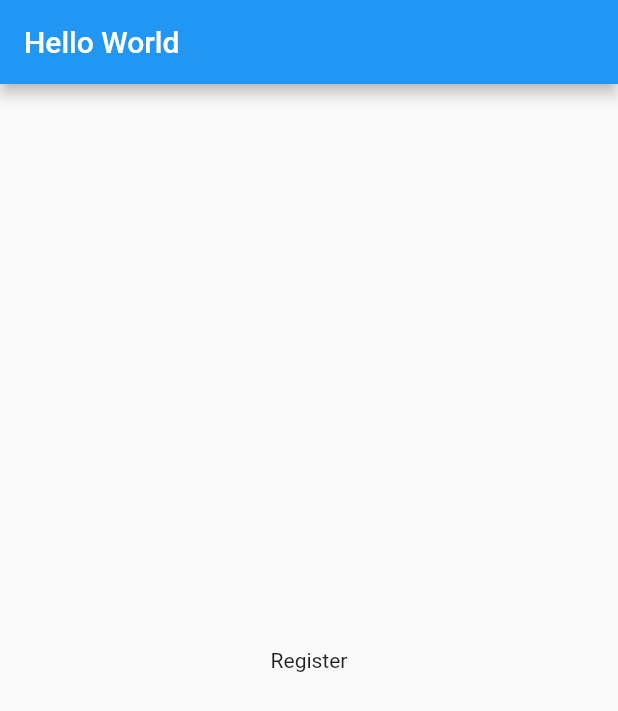
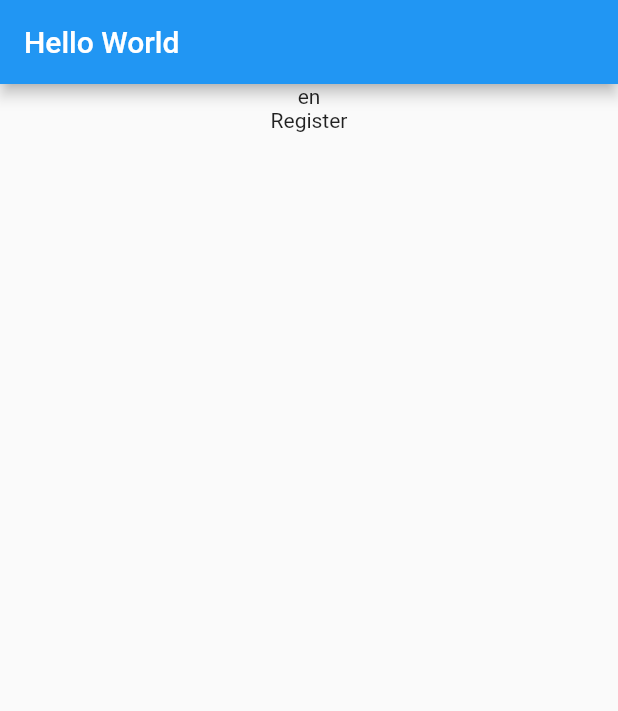
Before and after one commit to ManuelaGar/international_app, a Flutter app: the screen it shows after launch, on a phone screen of 412 x 824 dp. Shown: the top 711 px of the screen. Run offline on Flutter 3.47's test engine with Material 2 defaults, Android fonts, the phone set to English and light mode, and no system bars.

Commit message:
Fix default language to english

```diff
--- a/lib/main.dart
+++ b/lib/main.dart
@@ -17,8 +17,8 @@ class MyApp extends StatelessWidget {
         const AppLocalizationsDelegate(),
       ],
       supportedLocales: [
+        const Locale('es', ''), // Spanish
         const Locale('en', ''), // English
-        const Locale('es', ''), // Spanish
       ],
       home: MyHomePage(),
     );
@@ -31,12 +31,18 @@ class MyHomePage extends StatelessWidget {
   @override
   Widget build(BuildContext context) {
     final l10n = AppLocalizations.of(context);
+    Locale myLocale = Localizations.localeOf(context);
     return Scaffold(
       appBar: AppBar(
         title: Text(l10n.title),
       ),
-      body: Center(
-        child: Text(l10n.register),
+      body: Column(
+        children: <Widget>[
+          Text(myLocale.toString()),
+          Center(
+            child: Text(l10n.register),
+          ),
+        ],
       ),
     );
   }
```
